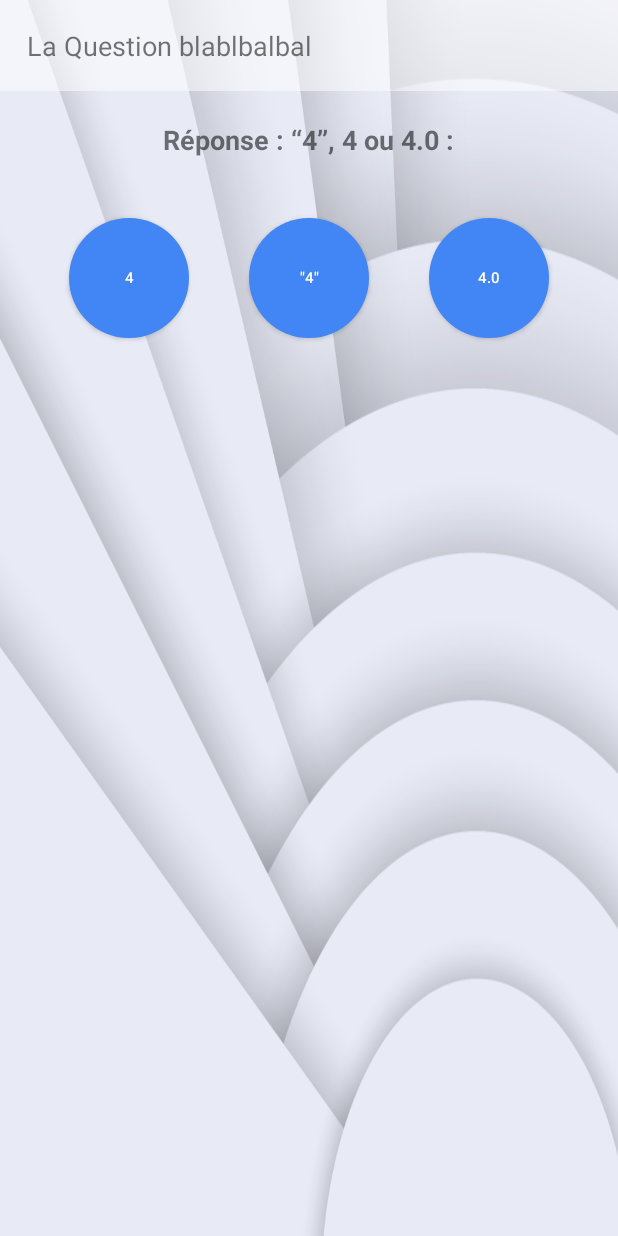
After one commit to WildCodeSchool/toulouse-0916-javabien, an Android app: the QuizzQcmActivity screen opened directly, with no data from a screen before it, on a phone screen of 412 x 824 dp. The commit adds this screen. Run offline under Robolectric (Android 15) with nearby library versions, the phone set to English and light mode, and no system bars; 6 statements that could not run were skipped.

Commit message:
quizz un peu fonctionnel

```diff
--- a/app/src/main/AndroidManifest.xml
+++ b/app/src/main/AndroidManifest.xml
@@ -27,6 +27,10 @@
                   android:screenOrientation="portrait"></activity>
         <activity android:name=".ExoActivityDrag"
             android:screenOrientation="portrait"></activity>
+        <activity android:name=".QuizzQcmActivity"
+            android:screenOrientation="portrait"/>
+        <activity android:name=".QuizzInsertActivity"
+            android:screenOrientation="portrait"/>
 
     </application>
 
--- a/app/src/main/java/fr/wildcodeschool/apprenti/javabien/ListCategorie.java
+++ b/app/src/main/java/fr/wildcodeschool/apprenti/javabien/ListCategorie.java
@@ -30,7 +30,7 @@ public  class ListCategorie extends Activity {
             // sinon si la valeur est quizz
         }else if(exercice.getCategorie().equals("quizz")){
 
-            list2 = plop.getListQuizz(exercice.getCategorie());
+            list2 = plop.getListQuizz(exercice.getQuizz_categorie());
             return list2;
 
         }
--- /dev/null
+++ b/app/src/main/java/fr/wildcodeschool/apprenti/javabien/QuizzQcmActivity.java
@@ -0,0 +1,141 @@
+package fr.wildcodeschool.apprenti.javabien;
+
+import android.content.Context;
+import android.content.Intent;
+import android.media.MediaPlayer;
+import android.support.v7.app.AppCompatActivity;
+import android.os.Bundle;
+import android.view.View;
+import android.widget.Button;
+import android.widget.TextView;
+import android.widget.Toast;
+
+import java.util.ArrayList;
+
+import fr.wildcodeschool.apprenti.javabien.Model.Contenant;
+
+public class QuizzQcmActivity extends AppCompatActivity {
+
+    @Override
+    protected void onCreate(Bundle savedInstanceState) {
+        super.onCreate(savedInstanceState);
+        setContentView(R.layout.activity_quizz_qcm);
+
+        //récupération de l'objet
+        Intent intent = getIntent();
+        final Contenant exo = (Contenant)intent.getSerializableExtra("amont");
+
+        //mise en place du cours
+
+        TextView info = (TextView)findViewById(R.id.info);
+        info.setText(exo.getCours());
+
+        //mise en place de la question
+
+        TextView question = (TextView)findViewById(R.id.question);
+        question.setText(exo.getQuestion());
+
+
+        final Button boutonVrai=(Button)findViewById(R.id.boutonVrai); // Récupération de l'instance bouton 1
+        boutonVrai.setText(exo.getPropositon());// mise en place du texte du boutton 1
+        boutonVrai.setTextSize(10);//couleur  textbouton
+        boutonVrai.setTextIsSelectable(false);
+        boutonVrai.setOnClickListener(
+                new View.OnClickListener() {
+                    @Override
+                    public void onClick(View v) {
+                        testAndToast(exo.getPropositon(),exo.getReponse(),getApplicationContext(),exo);
+                    }
+                }
+        );
+
+        Button boutonFaux=(Button)findViewById(R.id.boutonFaux); // Récupération de l'instance bouton 1
+        boutonFaux.setText(exo.getProposition2()); //mise en place du texte du boutton 2
+        boutonFaux.setTextSize(10);//couleur text bouton
+        boutonFaux.setOnClickListener( new View.OnClickListener() {
+                                           @Override
+                                           public void onClick(View v) {
+                                               testAndToast(exo.getProposition2(),exo.getReponse(),getApplicationContext(),exo);
+                                           }
+                                       }
+        );
+
+        Button boutonFaux2=(Button)findViewById(R.id.boutonFaux2); // Récupération de l'instance bouton 1
+        boutonFaux2.setText(exo.getProposition3());// mise en place du texte du boutton 3
+        boutonFaux2.setTextSize(10);//couleur text bouton
+        boutonFaux2.setOnClickListener( new View.OnClickListener() {
+                                            @Override
+                                            public void onClick(View v) {
+                                                testAndToast(exo.getProposition3(),exo.getReponse(),getApplicationContext(),exo);
+                                            }
+                                        }
+        );
+        // récupération réponse
+        String reponse = exo.getReponse();
+
+        // vérification de la réponse
+
+    }
+
+    // Méthode déclecnchée par le listener lorsqu'on appui sur le bouton se produit
+    public void testAndToast(String test, String reponse, final Context context, final Contenant exo){
+
+
+
+
+
+
+
+
+        if (test.equals(reponse)){
+            Toast.makeText(this,"Super", Toast.LENGTH_SHORT).show();
+            // lancement du son juste
+
+            //sauvegarde à améliorer pour le quizz
+            //Sauvegarde.sauvegardeExo(exo,context);
+
+            // lancement du son juste
+            MediaPlayer vrai = MediaPlayer.create(getApplicationContext(),R.raw.vrai);
+            vrai.start();
+            // apparition du bouton suivant et création de l'intent
+            exo_Suivant(exo);
+
+        }else {
+            Toast.makeText(this,"Faux", Toast.LENGTH_SHORT).show();
+            // lancement du son faux
+            MediaPlayer wrong = MediaPlayer.create(getApplicationContext(),R.raw.faux);
+            wrong.start();
+
+            exo_Suivant(exo);
+
+        }
+
+    }
+
+    // methode de redirection et de lancement de l'exercice suivant
+    public void exo_Suivant(Contenant exo){
+
+        //recupération de la liste des exos du quizz dans listQuizz
+        ArrayList<Contenant> listQuizz =new ArrayList<Contenant>();
+        listQuizz= ListCategorie.redirect(exo,0,getApplicationContext());
+
+        // si l'exo suivant de la liste egal qcm
+
+        if(listQuizz.get(exo.getId_exos()+1).getExoType().equals("qcm")){
+            Intent intent = new Intent(QuizzQcmActivity.this,QuizzQcmActivity.class);
+            intent.putExtra("amont",listQuizz.get(exo.getId_exos()+1));
+            startActivity(intent);
+            // si l'exo suivant de la liste egal insert
+        }else if(listQuizz.get(exo.getId_exos()+1).getExoType().equals("insert")){
+            Intent intent = new Intent(QuizzQcmActivity.this,QuizzInsertActivity.class);
+            intent.putExtra("amont",listQuizz.get(exo.getId_exos()+1));
+            startActivity(intent);
+            // sinon lancer la mainActivity
+        }else{
+            Intent intent = new Intent(QuizzQcmActivity.this,MainActivity.class);
+            startActivity(intent);
+        }
+
+    }
+
+}
--- /dev/null
+++ b/app/src/main/res/layout/activity_quizz_qcm.xml
@@ -0,0 +1,88 @@
+<?xml version="1.0" encoding="utf-8"?>
+<LinearLayout xmlns:android="http://schemas.android.com/apk/res/android"
+    xmlns:tools="http://schemas.android.com/tools"
+    android:id="@+id/custom_layout"
+    android:layout_width="match_parent"
+    android:layout_height="match_parent"
+
+    android:background="@drawable/fond4"
+    android:orientation="vertical"
+    android:gravity="center_horizontal"
+    tools:context="fr.wildcodeschool.apprenti.javabien.ExoActivityQcm">
+
+    <TextView
+        android:layout_width="match_parent"
+        android:layout_height="wrap_content"
+        android:background="#8fff"
+        android:textSize="18dp"
+        android:text="La Question blablbalbal"
+        android:id="@+id/info"
+        android:padding="18dp"
+        />
+
+    <TextView
+        android:layout_width="wrap_content"
+        android:layout_height="wrap_content"
+        android:textSize="18dp"
+        android:textStyle="bold"
+        android:text= "Réponse : “4”, 4 ou 4.0 :"
+        android:id= "@+id/question"
+        android:layout_marginTop="20dp"
+        android:layout_marginBottom="20dp"
+        android:layout_toStartOf="@+id/boutonFaux2" />
+
+
+    <LinearLayout
+        android:layout_width="match_parent"
+        android:layout_height="wrap_content"
+        android:orientation="horizontal"
+        android:paddingBottom="20dp"
+        android:gravity="center_horizontal">
+        <Button
+            android:text="4"
+            android:background="@drawable/boutonrond"
+            android:layout_width="80dp"
+            android:layout_height="80dp"
+            android:layout_margin="20dp"
+            android:id="@+id/boutonVrai"
+            android:padding="2dp"
+
+
+
+            android:textColor="#fff"/>
+
+        <Button
+            android:text="&quot;4&quot;"
+            android:background="@drawable/boutonrond"
+            android:layout_width="80dp"
+            android:layout_height="80dp"
+            android:id="@+id/boutonFaux"
+            android:layout_margin="20dp"
+            android:padding="2dp"
+            android:textColor="#fff"/>
+
+        <Button
+            android:text="4.0"
+            android:background="@drawable/boutonrond"
+            android:layout_width="80dp"
+            android:layout_height="80dp"
+            android:layout_margin="20dp"
+            android:padding="2dp"
+            android:id="@+id/boutonFaux2"
+            android:textColor="#fff"
+
+            />
+    </LinearLayout>
+
+    <Button
+        android:text="Suivant"
+        android:layout_marginTop="20dp"
+        android:layout_width="wrap_content"
+        android:layout_height="wrap_content"
+        android:layout_alignParentBottom="true"
+        android:layout_centerHorizontal="true"
+        android:layout_marginBottom="92dp"
+        android:id="@+id/suivant"
+        android:visibility="invisible"/>
+
+</LinearLayout>
```
Also changed, not shown: app/src/main/java/fr/wildcodeschool/apprenti/javabien/Accueil.java (+8 -2 lines), app/src/main/java/fr/wildcodeschool/apprenti/javabien/QuizzInsertActivity.java (added, +180 -0 lines), app/src/main/java/fr/wildcodeschool/apprenti/javabien/SecondActivity.java (+5 -5 lines), app/src/main/res/layout/activity_quizz_insert.xml (added, +73 -0 lines), 1 other file.
